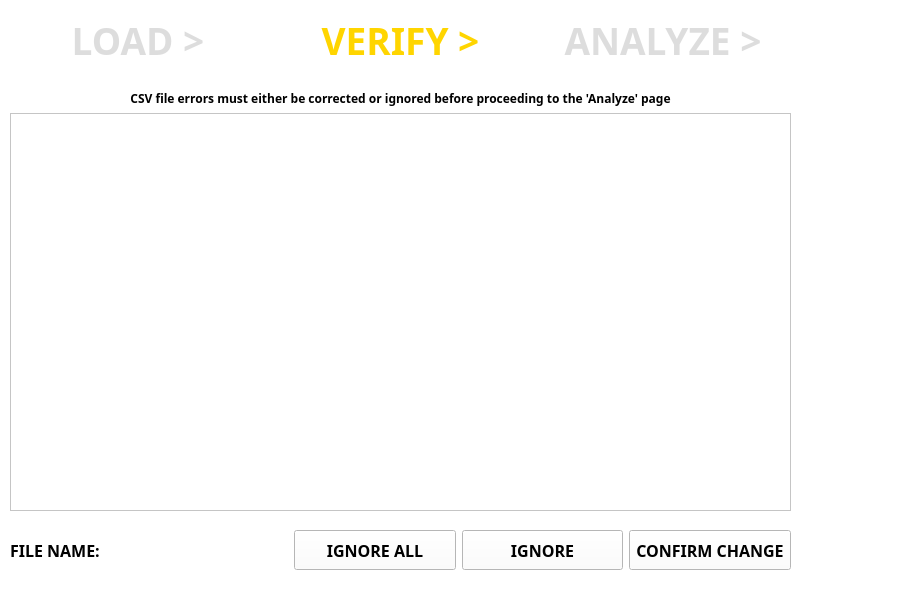
Above: Project/AppleProject/verify_csv.ui from JRWu/DataAggregation before the change. Below: the same form after it.
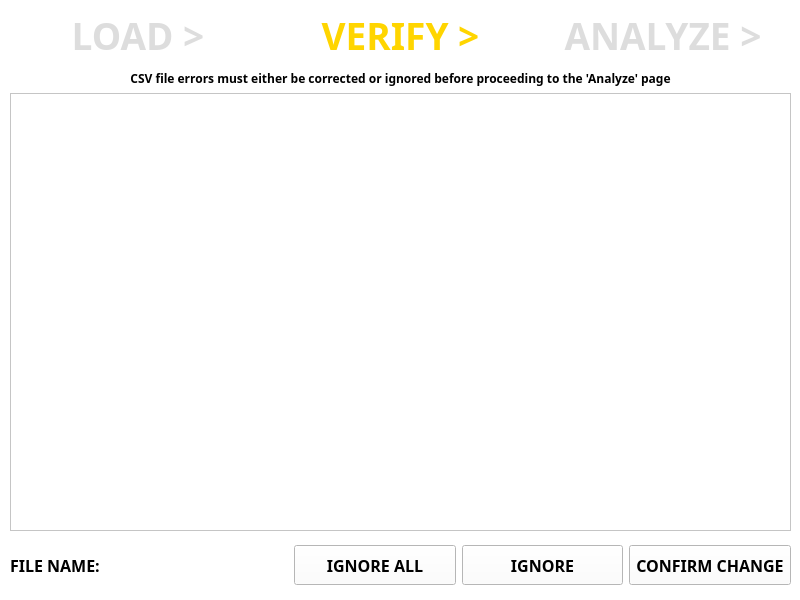
That is the form after the change.

```diff
--- a/Project/AppleProject/verify_csv.ui
+++ b/Project/AppleProject/verify_csv.ui
@@ -2,6 +2,14 @@
 <ui version="4.0">
  <class>VerifyCSV</class>
  <widget class="QMainWindow" name="VerifyCSV">
+  <property name="geometry">
+   <rect>
+    <x>0</x>
+    <y>0</y>
+    <width>800</width>
+    <height>600</height>
+   </rect>
+  </property>
   <property name="minimumSize">
    <size>
     <width>800</width>
@@ -432,7 +440,7 @@
   <widget class="QWidget" name="centralwidget">
    <property name="minimumSize">
     <size>
-     <width>900</width>
+     <width>800</width>
      <height>600</height>
     </size>
    </property>
@@ -440,9 +448,9 @@
     <property name="geometry">
      <rect>
       <x>10</x>
-      <y>0</y>
+      <y>10</y>
       <width>781</width>
-      <height>80</height>
+      <height>51</height>
      </rect>
     </property>
     <layout class="QHBoxLayout" name="navigation_area">
@@ -638,9 +646,9 @@
     <property name="geometry">
      <rect>
       <x>10</x>
-      <y>520</y>
+      <y>540</y>
       <width>781</width>
-      <height>61</height>
+      <height>51</height>
      </rect>
     </property>
     <layout class="QHBoxLayout" name="horizontalLayout">
@@ -777,9 +785,9 @@
     <property name="geometry">
      <rect>
       <x>10</x>
-      <y>90</y>
+      <y>70</y>
       <width>781</width>
-      <height>421</height>
+      <height>461</height>
      </rect>
     </property>
     <layout class="QVBoxLayout" name="table_area">
```
